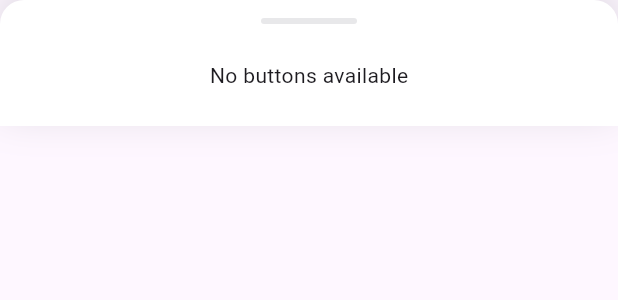
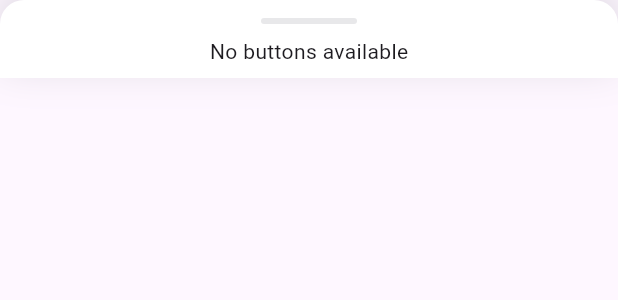
Before and after one commit to jisusDev/play_safe_application, a Flutter app: the PsBottomsheetBase widget shown alone on an empty page, opened directly, on a phone screen of 412 x 824 dp. Shown: the top 300 px of the screen. Run offline on Flutter 3.47's test engine with Material 3 defaults, Android fonts, the phone set to English and light mode, and no system bars; our stand-ins replace flutter_riverpod.

Commit message:
change pading in top of bottomsheet base

```diff
--- a/lib/widgets/buttomsheets/ps_bottomsheet_base.dart
+++ b/lib/widgets/buttomsheets/ps_bottomsheet_base.dart
@@ -38,7 +38,7 @@ class PsBottomsheetBase extends StatelessWidget {
             ),
           ),
           Padding(
-            padding: const EdgeInsets.symmetric(vertical: 24),
+            padding: const EdgeInsets.symmetric(vertical: 8),
             child: Column(
               children: buttonList.isNotEmpty
                   ? buttonList
```
